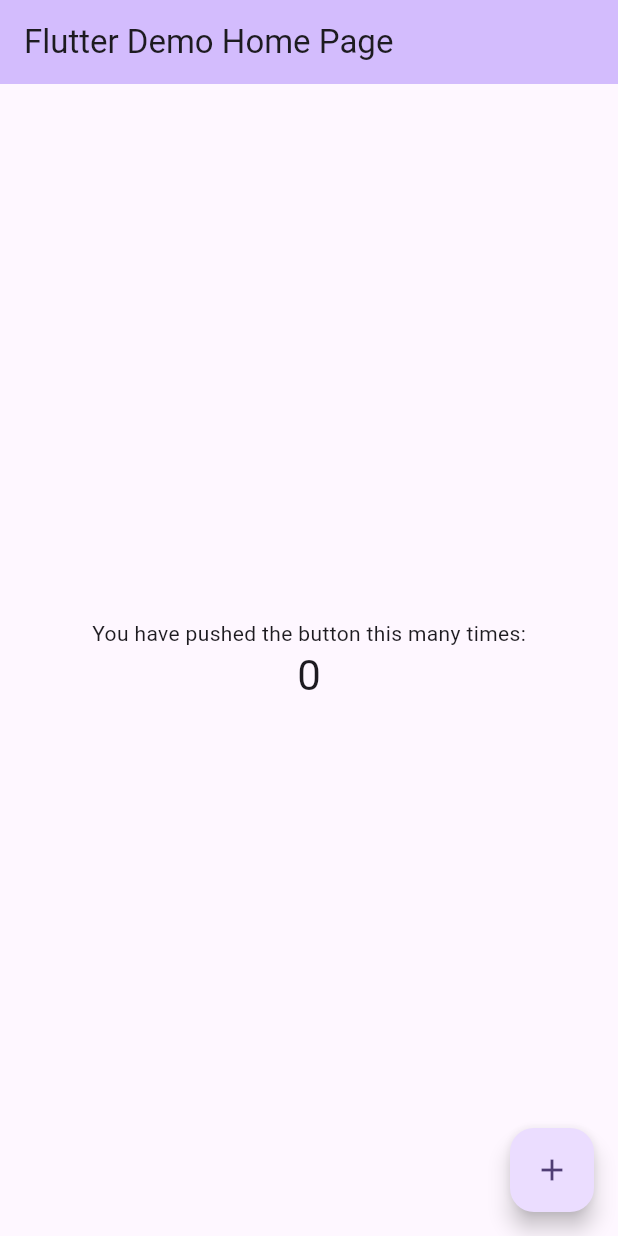
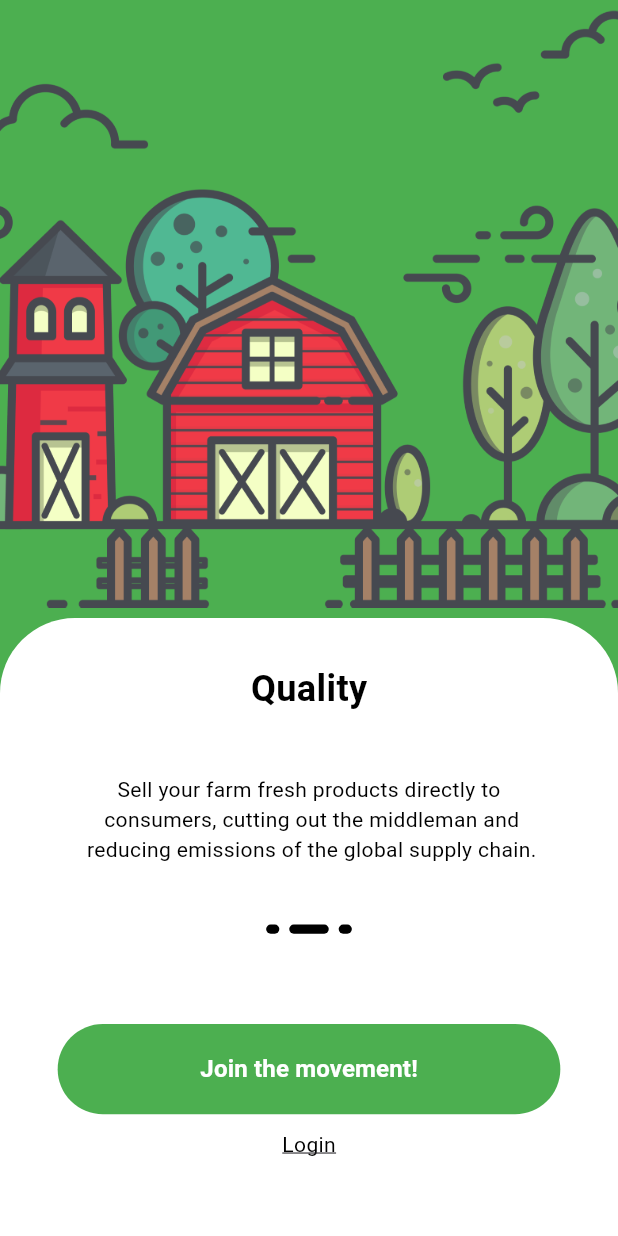
Before and after one commit to abdelrahman3003/farmerEats, a Flutter app: the screen it shows after launch, on a phone screen of 412 x 824 dp. Run offline on Flutter 3.47's test engine with Material 3 defaults, Android fonts, the phone set to English and light mode, and no system bars; our stand-ins replace dio, flutter_screenutil, freezed_annotation, get_it, pretty_dio_logger, retrofit and 1 more; generated files the repository leaves out were written again.

Commit message:
create onboarding view

```diff
--- a/lib/core/constants/routes.dart
+++ b/lib/core/constants/routes.dart
@@ -1,5 +1,7 @@
 
 import 'package:flutter/material.dart';
+
+import '../../features/view/onboarding/onboarding_view.dart';
 class Routes {
   static const String konboardingView = '/onboardingView';
   static const String ksinginView = '/singinView';
@@ -7,8 +9,8 @@ class Routes {
   static const String kHomeView = '/homepage';
   static Route generateRoute(RouteSettings setting) {
     switch (setting.name) {
-      // case konboardingView:
-      //   return MaterialPageRoute(builder: (context) => const OnboardingView());
+      case konboardingView:
+        return MaterialPageRoute(builder: (context) => const OnboardingView());
       // case ksignupView:
       //   return MaterialPageRoute(
       //       builder: (context) => BlocProvider(
--- a/lib/core/theme/colors.dart
+++ b/lib/core/theme/colors.dart
@@ -4,6 +4,7 @@ class AppColors {
   static const Color primary = Color(0xff247CFF);
   static const Color white = Colors.white;
   static const Color black = Colors.black;
+  static const Color green = Colors.green;
   static const Color red = Colors.red;
   static const Color grey = Color(0xff757575);
   static const Color grey1 = Color(0xff757575);
--- a/lib/core/theme/widget/app_button.dart
+++ b/lib/core/theme/widget/app_button.dart
@@ -5,19 +5,24 @@ import '../colors.dart';
 import '../styles.dart';
 
 class AppButton extends StatelessWidget {
-  const AppButton({super.key, this.onPressed, required this.text});
+  const AppButton(
+      {super.key,
+      this.onPressed,
+      required this.text,
+      this.color = AppColors.green});
   final void Function()? onPressed;
   final String text;
+  final Color? color;
   @override
   Widget build(BuildContext context) {
     return TextButton(
         onPressed: onPressed,
         style: ButtonStyle(
-            backgroundColor: WidgetStateProperty.all(AppColors.primary),
+            backgroundColor: WidgetStateProperty.all(color),
             tapTargetSize: MaterialTapTargetSize.shrinkWrap,
-            minimumSize: WidgetStateProperty.all(Size(double.infinity, 50.h)),
+            minimumSize: WidgetStateProperty.all(Size(double.infinity, 60.h)),
             shape: WidgetStateProperty.all(RoundedRectangleBorder(
-                borderRadius: BorderRadius.circular(10)))),
+                borderRadius: BorderRadius.circular(115)))),
         child: Text(
           text,
           style: Styles.font16whitew600,
--- /dev/null
+++ b/lib/farmerEates.dart
@@ -0,0 +1,46 @@
+import 'package:farmereats/core/constants/routes.dart';
+import 'package:flutter/material.dart';
+import 'package:flutter_screenutil/flutter_screenutil.dart';
+
+import 'core/network/sharded_pref.dart';
+import 'core/theme/colors.dart';
+
+class Farmereates extends StatelessWidget {
+  const Farmereates({super.key});
+
+  @override
+  Widget build(BuildContext context) {
+    return ScreenUtilInit(
+        designSize: const Size(375, 821),
+        minTextAdapt: true,
+        splitScreenMode: true,
+        // Use builder only if you need to use library outside ScreenUtilInit context
+        builder: (_, child) {
+          return MaterialApp(
+              debugShowCheckedModeBanner: false,
+              theme: ThemeData(
+                checkboxTheme: CheckboxThemeData(
+                  side: BorderSide(
+                      color: AppColors.grey2, // Border color
+                      width: 2.w // Border width
+                      ),
+                ),
+                primaryColor: AppColors.primary,
+                scaffoldBackgroundColor: AppColors.white,
+              ),
+              onGenerateRoute: Routes.generateRoute,
+              initialRoute: initRout());
+        });
+
+  }
+    String initRout() {
+    if (AppService.sharedPreferences.getString(ShardedPrefKey.step) == "1") {
+      return Routes.ksinginView;
+    }
+    if (AppService.sharedPreferences.getString(ShardedPrefKey.step) == "2") {
+      return Routes.kHomeView;
+    }
+
+    return Routes.konboardingView;
+  }
+}
--- /dev/null
+++ b/lib/features/view/onboarding/onboarding_view.dart
@@ -0,0 +1,72 @@
+import 'package:farmereats/core/theme/colors.dart';
+import 'package:farmereats/core/theme/styles.dart';
+import 'package:farmereats/core/theme/widget/app_button.dart';
+import 'package:farmereats/features/view/onboarding/widget/points.dart';
+import 'package:farmereats/gen/assets.gen.dart';
+import 'package:flutter/material.dart';
+import 'package:flutter_screenutil/flutter_screenutil.dart';
+
+class OnboardingView extends StatelessWidget {
+  const OnboardingView({super.key});
+
+  @override
+  Widget build(BuildContext context) {
+    return Scaffold(
+      backgroundColor: AppColors.green,
+      body: SafeArea(
+        child: Column(
+          children: [
+            Container(
+              height: MediaQuery.of(context).size.height / 2,
+              decoration: BoxDecoration(
+                  image: DecorationImage(
+                      image: AssetImage(
+                Assets.images.qualityBackground.path,
+              ))),
+            ),
+            Expanded(
+              child: Container(
+                width: double.infinity,
+                decoration: const BoxDecoration(
+                    color: AppColors.white,
+                    borderRadius: BorderRadius.only(
+                      topRight: Radius.circular(50),
+                      topLeft: Radius.circular(50),
+                    )),
+                child: Padding(
+                  padding: EdgeInsets.symmetric(horizontal: 35.w),
+                  child: Column(
+                    children: [
+                      SizedBox(height: 30.h),
+                      Text(
+                        "Quality",
+                        style: Styles.font24black700w,
+                      ),
+                      SizedBox(height: 40.h),
+                      Text(
+                        "Sell your farm fresh products directly to\n consumers, cutting out the middleman and\n reducing emissions of the global supply chain. ",
+                        style: Styles.font14black400w,
+                        textAlign: TextAlign.center,
+                      ),
+                      SizedBox(height: 40.h),
+                      const Points(length: 3, selectedindex: 1),
+                      SizedBox(height: 60.h),
+                      const AppButton(text: "Join the movement!"),
+                      SizedBox(height: 10.h),
+                      Text(
+                        "Login",
+                        style: Styles.font14black400w.copyWith(
+                          decoration: TextDecoration.underline,
+                        ),
+                      ),
+                    ],
+                  ),
+                ),
+              ),
+            ),
+          ],
+        ),
+      ),
+    );
+  }
+}
--- /dev/null
+++ b/lib/features/view/onboarding/widget/points.dart
@@ -0,0 +1,27 @@
+import 'package:flutter/material.dart';
+import 'package:flutter_screenutil/flutter_screenutil.dart';
+
+class Points extends StatelessWidget {
+  const Points({super.key, required this.length, required this.selectedindex});
+  final int length;
+  final int selectedindex;
+  @override
+  Widget build(BuildContext context) {
+    return SizedBox(
+      height: 6.h,
+      child: ListView.builder(
+        itemCount: length,
+        shrinkWrap: true,
+        scrollDirection: Axis.horizontal,
+        itemBuilder: (context, index) => AnimatedContainer(
+          duration: const Duration(milliseconds: 400),
+          margin: EdgeInsets.symmetric(horizontal: 3.w),
+          height: 1.h,
+          width: selectedindex == index ? 24.w : 8.w,
+          decoration: BoxDecoration(
+              borderRadius: BorderRadius.circular(100), color: Colors.black),
+        ),
+      ),
+    );
+  }
+}
--- a/lib/main.dart
+++ b/lib/main.dart
@@ -1,125 +1,16 @@
+
+import 'package:farmereats/core/constants/dependecy_injection.dart';
+import 'package:farmereats/core/network/sharded_pref.dart';
+import 'package:farmereats/farmerEates.dart';
 import 'package:flutter/material.dart';
+import 'package:flutter_screenutil/flutter_screenutil.dart';
 
-void main() {
-  runApp(const MyApp());
+void main() async {
+  // to fix hidden text bug in releas rub mod
+  WidgetsFlutterBinding.ensureInitialized();
+  await AppService.initializeSharedPreferences();
+  await setupGetit();
+  await ScreenUtil.ensureScreenSize();
+
+  runApp(const Farmereates());
 }
-
-class MyApp extends StatelessWidget {
-  const MyApp({super.key});
-
-  // This widget is the root of your application.
-  @override
-  Widget build(BuildContext context) {
-    return MaterialApp(
-      title: 'Flutter Demo',
-      theme: ThemeData(
-        // This is the theme of your application.
-        //
-        // TRY THIS: Try running your application with "flutter run". You'll see
-        // the application has a purple toolbar. Then, without quitting the app,
-        // try changing the seedColor in the colorScheme below to Colors.green
-        // and then invoke "hot reload" (save your changes or press the "hot
-        // reload" button in a Flutter-supported IDE, or press "r" if you used
-        // the command line to start the app).
-        //
-        // Notice that the counter didn't reset back to zero; the application
-        // state is not lost during the reload. To reset the state, use hot
-        // restart instead.
-        //
-        // This works for code too, not just values: Most code changes can be
-        // tested with just a hot reload.
-        colorScheme: ColorScheme.fromSeed(seedColor: Colors.deepPurple),
-        useMaterial3: true,
-      ),
-      home: const MyHomePage(title: 'Flutter Demo Home Page'),
-    );
-  }
-}
-
-class MyHomePage extends StatefulWidget {
-  const MyHomePage({super.key, required this.title});
-
-  // This widget is the home page of your application. It is stateful, meaning
-  // that it has a State object (defined below) that contains fields that affect
-  // how it looks.
-
-  // This class is the configuration for the state. It holds the values (in this
-  // case the title) provided by the parent (in this case the App widget) and
-  // used by the build method of the State. Fields in a Widget subclass are
-  // always marked "final".
-
-  final String title;
-
-  @override
-  State<MyHomePage> createState() => _MyHomePageState();
-}
-
-class _MyHomePageState extends State<MyHomePage> {
-  int _counter = 0;
-
-  void _incrementCounter() {
-    setState(() {
-      // This call to setState tells the Flutter framework that something has
-      // changed in this State, which causes it to rerun the build method below
-      // so that the display can reflect the updated values. If we changed
-      // _counter without calling setState(), then the build method would not be
-      // called again, and so nothing would appear to happen.
-      _counter++;
-    });
-  }
-
-  @override
-  Widget build(BuildContext context) {
-    // This method is rerun every time setState is called, for instance as done
-    // by the _incrementCounter method above.
-    //
-    // The Flutter framework has been optimized to make rerunning build methods
-    // fast, so that you can just rebuild anything that needs updating rather
-    // than having to individually change instances of widgets.
-    return Scaffold(
-      appBar: AppBar(
-        // TRY THIS: Try changing the color here to a specific color (to
-        // Colors.amber, perhaps?) and trigger a hot reload to see the AppBar
-        // change color while the other colors stay the same.
-        backgroundColor: Theme.of(context).colorScheme.inversePrimary,
-        // Here we take the value from the MyHomePage object that was created by
-        // the App.build method, and use it to set our appbar title.
-        title: Text(widget.title),
-      ),
-      body: Center(
-        // Center is a layout widget. It takes a single child and positions it
-        // in the middle of the parent.
-        child: Column(
-          // Column is also a layout widget. It takes a list of children and
-          // arranges them vertically. By default, it sizes itself to fit its
-          // children horizontally, and tries to be as tall as its parent.
-          //
-          // Column has various properties to control how it sizes itself and
-          // how it positions its children. Here we use mainAxisAlignment to
-          // center the children vertically; the main axis here is the vertical
-          // axis because Columns are vertical (the cross axis would be
-          // horizontal).
-          //
-          // TRY THIS: Invoke "debug painting" (choose the "Toggle Debug Paint"
-          // action in the IDE, or press "p" in the console), to see the
-          // wireframe for each widget.
-          mainAxisAlignment: MainAxisAlignment.center,
-          children: <Widget>[
-            const Text(
-              'You have pushed the button this many times:',
-            ),
-            Text(
-              '$_counter',
-              style: Theme.of(context).textTheme.headlineMedium,
-            ),
-          ],
-        ),
-      ),
-      floatingActionButton: FloatingActionButton(
-        onPressed: _incrementCounter,
-        tooltip: 'Increment',
-        child: const Icon(Icons.add),
-      ), // This trailing comma makes auto-formatting nicer for build methods.
-    );
-  }
-}
```
Also changed, not shown: lib/gen/assets.gen.dart (added, +108 -0 lines), assets/images/quality_background.png (added), lib/core/network/api_service.g.dart, 1 other file.
